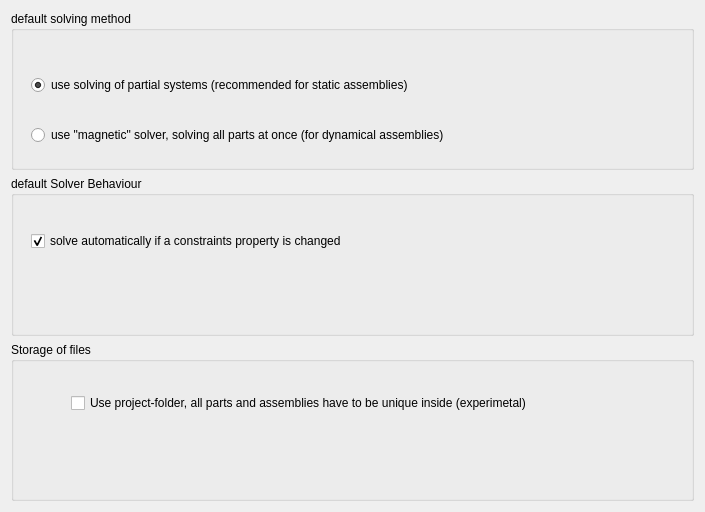
The window that GuiA2p/Resources/ui/a2p_prefs.ui (kbwbe/A2plus) describes before a commit, drawn with Qt 5.
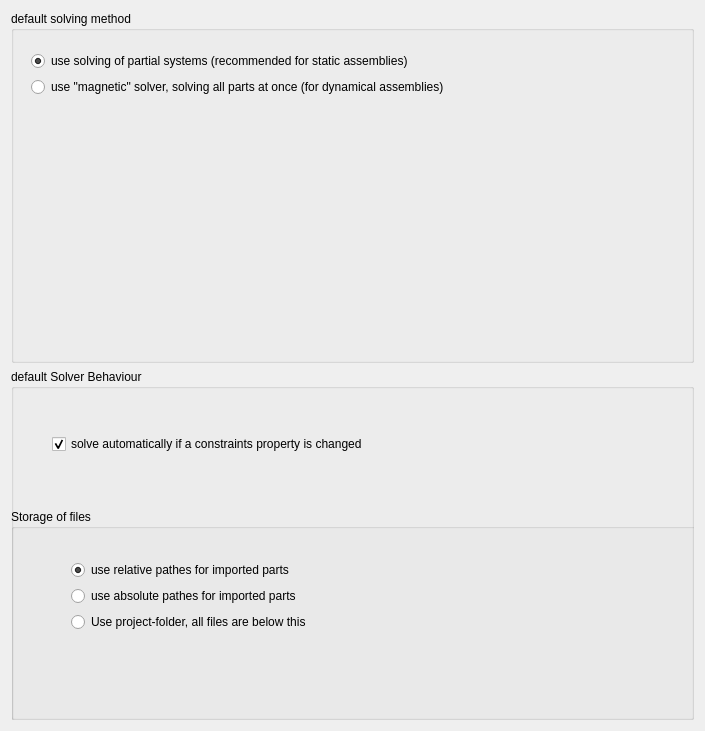
The same window after the commit. Custom widgets are drawn as their Qt base class.

Commit message: modified preferences page

What changed in the file:
```diff
--- a/GuiA2p/Resources/ui/a2p_prefs.ui
+++ b/GuiA2p/Resources/ui/a2p_prefs.ui
@@ -7,7 +7,7 @@
     <x>0</x>
     <y>0</y>
     <width>705</width>
-    <height>512</height>
+    <height>731</height>
    </rect>
   </property>
   <property name="windowTitle">
@@ -60,14 +60,39 @@
            </property>
           </widget>
          </item>
+         <item>
+          <spacer name="verticalSpacer_2">
+           <property name="orientation">
+            <enum>Qt::Vertical</enum>
+           </property>
+           <property name="sizeHint" stdset="0">
+            <size>
+             <width>20</width>
+             <height>40</height>
+            </size>
+           </property>
+          </spacer>
+         </item>
         </layout>
        </widget>
       </widget>
      </item>
     </layout>
    </item>
-   <item row="3" column="0">
+   <item row="2" column="0">
+    <widget class="QGroupBox" name="groupBox_3">
+     <property name="title">
+      <string>default Solver Behaviour</string>
+     </property>
     <widget class="QGroupBox" name="groupBox_2">
+      <property name="geometry">
+       <rect>
+        <x>0</x>
+        <y>140</y>
+        <width>687</width>
+        <height>234</height>
+       </rect>
+      </property>
      <property name="title">
       <string>Storage of files</string>
      </property>
@@ -82,9 +107,38 @@
       </property>
       <layout class="QVBoxLayout" name="verticalLayout_3">
        <item>
-        <widget class="Gui::PrefCheckBox" name="checkBox">
+         <widget class="Gui::PrefRadioButton" name="radioButton_3">
          <property name="text">
-          <string>Use project-folder, all parts and assemblies have to be unique inside (experimetal)</string>
+           <string>use relative pathes for imported parts</string>
+          </property>
+          <property name="checked">
+           <bool>true</bool>
+          </property>
+          <property name="prefEntry" stdset="0">
+           <cstring>useRelativePathes</cstring>
+          </property>
+          <property name="prefPath" stdset="0">
+           <cstring>Mod/A2plus</cstring>
+          </property>
+         </widget>
+        </item>
+        <item>
+         <widget class="Gui::PrefRadioButton" name="radioButton_4">
+          <property name="text">
+           <string>use absolute pathes for imported parts</string>
+          </property>
+          <property name="prefEntry" stdset="0">
+           <cstring>useAbsolutePathes</cstring>
+          </property>
+          <property name="prefPath" stdset="0">
+           <cstring>Mod/A2plus</cstring>
+          </property>
+         </widget>
+        </item>
+        <item>
+         <widget class="Gui::PrefRadioButton" name="radioButton_5">
+          <property name="text">
+           <string>Use project-folder, all files are below this</string>
          </property>
          <property name="prefEntry" stdset="0">
           <cstring>useProjectFolder</cstring>
@@ -107,20 +161,27 @@
          </property>
         </widget>
        </item>
-      </layout>
-     </widget>
-    </widget>
-   </item>
-   <item row="2" column="0">
-    <widget class="QGroupBox" name="groupBox_3">
-     <property name="title">
-      <string>default Solver Behaviour</string>
-     </property>
+        <item>
+         <spacer name="verticalSpacer">
+          <property name="orientation">
+           <enum>Qt::Vertical</enum>
+          </property>
+          <property name="sizeHint" stdset="0">
+           <size>
+            <width>20</width>
+            <height>40</height>
+           </size>
+          </property>
+         </spacer>
+        </item>
+       </layout>
+      </widget>
+     </widget>
      <widget class="QWidget" name="verticalLayoutWidget">
       <property name="geometry">
        <rect>
-        <x>9</x>
-        <y>30</y>
+        <x>30</x>
+        <y>40</y>
         <width>521</width>
         <height>71</height>
        </rect>
```
Lines whose indentation alone changed are shown as unchanged.
